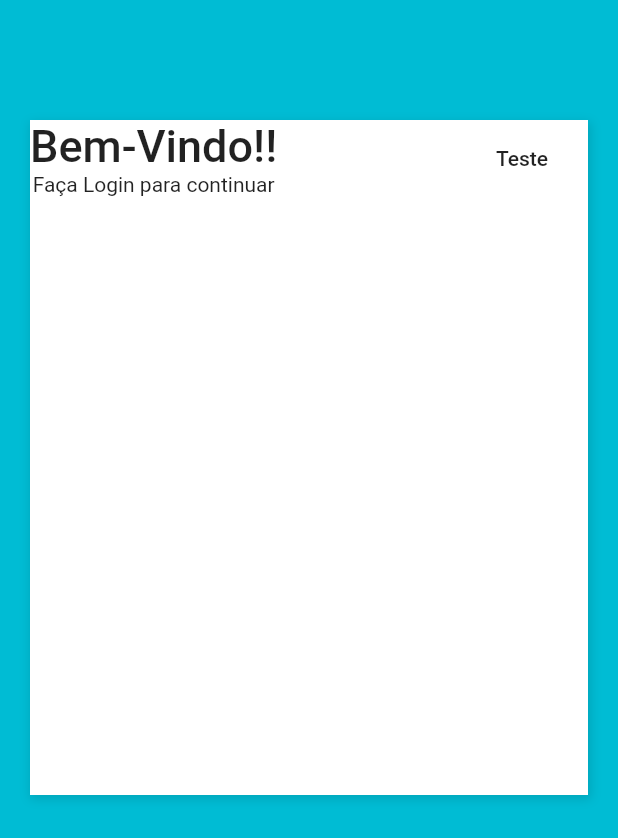
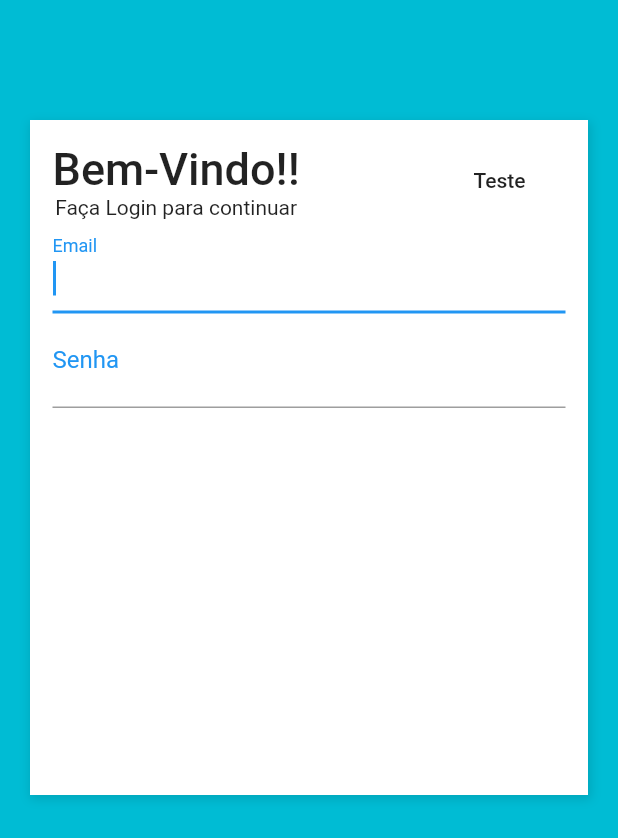
Before and after one commit to emanoelsmarce/flutter_loja_simples, a Flutter app: the screen it shows after launch, on a phone screen of 412 x 824 dp. Shown: the top 838 px of the screen. Run offline on Flutter 3.47's test engine with Material 2 defaults, Android fonts, the phone set to English and light mode, and no system bars.

Commit message:
TextFormField

```diff
--- a/lib/pages/login_page.dart
+++ b/lib/pages/login_page.dart
@@ -21,6 +21,8 @@ class LoginPage extends StatelessWidget {
                   spreadRadius: 1,
                 )
               ]),
+              child: Padding(
+                padding: EdgeInsets.all(15),
                 child: ListView(
                   children: <Widget>[
                     Row(
@@ -39,7 +41,37 @@ class LoginPage extends StatelessWidget {
                         FlatButton(onPressed: () {}, child: Text('Teste')),
                       ],
                     ),
+                    TextFormField(
+                      autofocus: true,
+                      keyboardType: TextInputType.emailAddress,
+                      decoration: InputDecoration(
+                          labelText: "Email",
+                          labelStyle: TextStyle(
+                            color: Theme.of(context).primaryColor,
+                            fontWeight: FontWeight.w400,
+                            fontSize: 16,
+                          )),
+                      style: TextStyle(
+                        fontSize: 20,
+                      ),
+                    ),
+                    TextFormField(
+                      autofocus: true,
+                      keyboardType: TextInputType.text,
+                      obscureText: true,
+                      decoration: InputDecoration(
+                          labelText: "Senha",
+                          labelStyle: TextStyle(
+                            color: Theme.of(context).primaryColor,
+                            fontWeight: FontWeight.w400,
+                            fontSize: 16,
+                          )),
+                      style: TextStyle(
+                        fontSize: 20,
+                      ),
+                    ),
                   ],
+                ),
               ),
             ),
           ],
```
Lines whose indentation alone changed are shown as unchanged.
